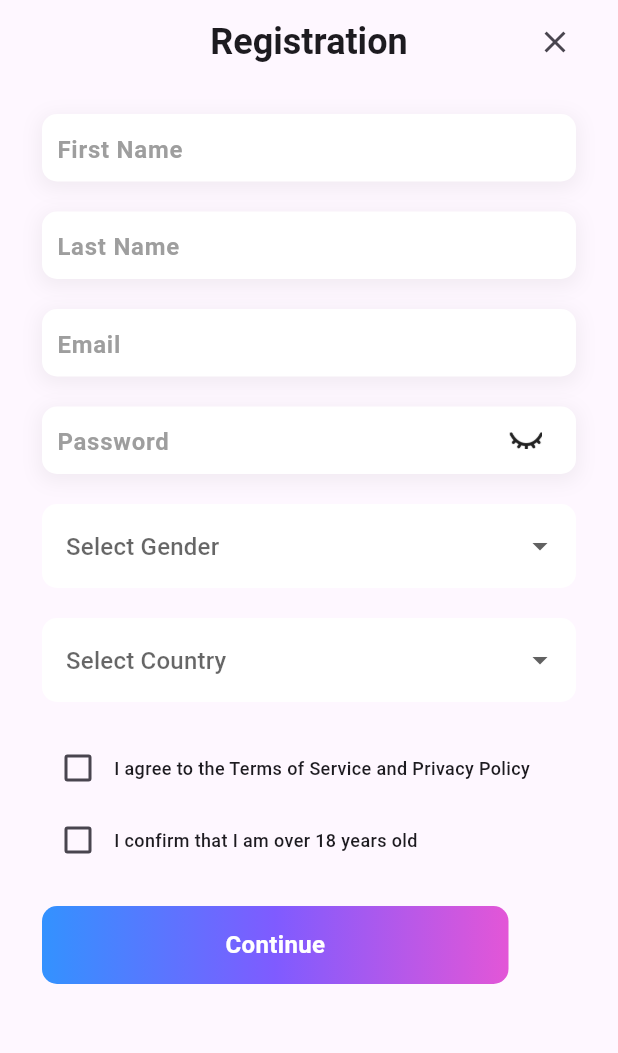
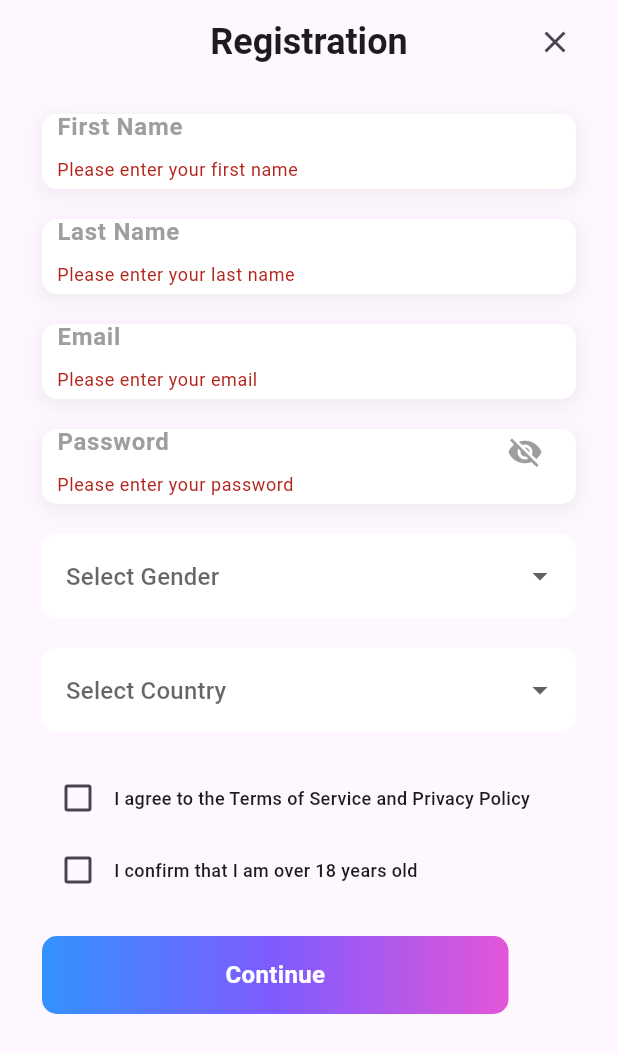
Before and after one commit to aroobaasif001/live_app, a Flutter app: the RegistrationScreen screen opened directly, after a tap on "Continue", on a phone screen of 412 x 824 dp. Shown: the top 1053 px of the screen. Run offline on Flutter 3.47's test engine with Material 3 defaults, Android fonts, the phone set to English and light mode, and no system bars; our stand-ins replace cloud_firestore, firebase_auth, firebase_core, get, google_fonts, simple_gradient_text; accounts and stored records are empty; Roboto replaces fonts that are missing (Montserrat Alternates, SFProRounded).

Commit message:
registration is done

```diff
--- a/lib/custom_widgets/custom_textfield.dart
+++ b/lib/custom_widgets/custom_textfield.dart
@@ -1,21 +1,37 @@
 import 'package:flutter/material.dart';
 
-class CustomTextField extends StatelessWidget {
+class CustomTextField extends StatefulWidget {
   final String hintText;
-  final Widget? suffixIcon;
-  final bool obscureText;
+  final TextEditingController? controller;
+  final bool isPassword;
+  final String? Function(String?)? validator;
 
   const CustomTextField({
     super.key,
     required this.hintText,
-    this.suffixIcon, this.obscureText = false,
+    this.controller,
+    this.isPassword = false,
+    this.validator,
   });
+
+  @override
+  _CustomTextFieldState createState() => _CustomTextFieldState();
+}
+
+class _CustomTextFieldState extends State<CustomTextField> {
+  bool _obscureText = true;
+
+  @override
+  void initState() {
+    super.initState();
+    _obscureText = widget.isPassword;
+  }
 
   @override
   Widget build(BuildContext context) {
     return Container(
-      height: 45,
-      padding: EdgeInsets.symmetric(horizontal: 10,vertical: 5),
+      height: 50,
+      padding: const EdgeInsets.symmetric(horizontal: 10, vertical: 5),
       decoration: BoxDecoration(
         color: Colors.white,
         borderRadius: BorderRadius.circular(10), // ✅ Rounded edges
@@ -29,16 +45,30 @@ class CustomTextField extends StatelessWidget {
         ],
       ),
       child: TextFormField(
-        obscureText: obscureText,
+        controller: widget.controller,
+        obscureText: _obscureText,
+        validator: widget.validator,
         decoration: InputDecoration(
           border: InputBorder.none, // ✅ No visible borders
-          hintText: hintText,
+          hintText: widget.hintText,
           hintStyle: const TextStyle(
             fontWeight: FontWeight.bold,
             color: Colors.grey, // ✅ Matches label color
             fontSize: 16,
           ),
-          suffixIcon: suffixIcon,
+          suffixIcon: widget.isPassword
+              ? IconButton(
+            icon: Icon(
+              _obscureText ? Icons.visibility_off : Icons.visibility,
+              color: Colors.grey,
+            ),
+            onPressed: () {
+              setState(() {
+                _obscureText = !_obscureText; // ✅ Toggle visibility
+              });
+            },
+          )
+              : null, // ✅ No suffix icon for non-password fields
         ),
       ),
     );
--- a/lib/entities/registration_entity.dart
+++ b/lib/entities/registration_entity.dart
@@ -27,7 +27,7 @@ class RegistrationEntity {
 
   static CollectionReference<RegistrationEntity> collection() {
     return FirebaseFirestore.instance
-        .collection('RegistrationEntity')
+        .collection('UserEntity')
         .withConverter<RegistrationEntity>(
           fromFirestore: (snapshot, options) =>
               RegistrationEntity.fromJson(snapshot.data()!),
@@ -37,7 +37,7 @@ class RegistrationEntity {
 
   static DocumentReference<RegistrationEntity> doc({required String userId}) {
     return FirebaseFirestore.instance
-        .doc('RegistrationEntity/$userId')
+        .doc('UserEntity/$userId')
         .withConverter<RegistrationEntity>(
           fromFirestore: (snapshot, options) =>
               RegistrationEntity.fromJson(snapshot.data()!),
--- a/lib/view/auth/registration_screen.dart
+++ b/lib/view/auth/registration_screen.dart
@@ -1,13 +1,74 @@
+import 'package:firebase_auth/firebase_auth.dart';
 import 'package:flutter/material.dart';
 import 'package:get/get.dart';
-import 'package:live_app/custom_widgets/custom_container.dart';
 import 'package:live_app/custom_widgets/custom_gradient_button.dart';
 import 'package:live_app/custom_widgets/custom_text.dart';
 import 'package:live_app/custom_widgets/custom_textfield.dart';
-import 'package:live_app/utils/icons_path.dart';
+import 'package:live_app/entities/registration_entity.dart';
 
-class RegistrationScreen extends StatelessWidget {
+
+class RegistrationScreen extends StatefulWidget {
   const RegistrationScreen({super.key});
+
+  @override
+  State<RegistrationScreen> createState() => _RegistrationScreenState();
+}
+
+class _RegistrationScreenState extends State<RegistrationScreen> {
+  final _formKey = GlobalKey<FormState>();
+
+  final TextEditingController _firstNameController = TextEditingController();
+  final TextEditingController _lastNameController = TextEditingController();
+  final TextEditingController _emailController = TextEditingController();
+  final TextEditingController _passwordController = TextEditingController();
+
+  String? country;
+  String? gender;
+  bool isAgreedToTerms = false;
+  bool isAbove18 = false;
+
+  void _registerUser() async {
+    if (!_formKey.currentState!.validate()) return;
+
+    if (!isAgreedToTerms || !isAbove18) {
+      Get.snackbar("Error", "You must accept the terms and confirm your age.");
+      return;
+    }
+
+    try {
+      UserCredential userCredential =
+      await FirebaseAuth.instance.createUserWithEmailAndPassword(
+        email: _emailController.text.trim(),
+        password: _passwordController.text.trim(),
+      );
+
+      String docId = userCredential.user!.uid;
+      RegistrationEntity registrationEntity = RegistrationEntity(
+        regId: docId,
+        country: country,
+        gender: gender,
+        email: _emailController.text.trim(),
+        firstName: _firstNameController.text.trim(),
+        lastName: _lastNameController.text.trim(),
+      );
+
+      await RegistrationEntity.doc(userId: docId).set(registrationEntity);
+
+      Get.snackbar("Success", "Registration completed successfully!");
+      setState(() {
+        _firstNameController.clear();
+        _lastNameController.clear();
+        _emailController.clear();
+        _passwordController.clear();
+        country = null;
+        gender = null;
+        isAgreedToTerms = false;
+        isAbove18 = false;
+      });
+    } catch (e) {
+      Get.snackbar("Error", e.toString());
+    }
+  }
 
   @override
   Widget build(BuildContext context) {
@@ -36,39 +97,74 @@ class RegistrationScreen extends StatelessWidget {
       body: SafeArea(
         child: Padding(
           padding: const EdgeInsets.symmetric(horizontal: 28),
+          child: Form(
+            key: _formKey,
             child: Column(
               crossAxisAlignment: CrossAxisAlignment.start,
               children: [
                 SizedBox(height: 20),
-              // Name field
-              CustomTextField(hintText: 'First Name'),
+                CustomTextField(
+                  hintText: 'First Name',
+                  controller: _firstNameController,
+                  validator: (value) {
+                    if (value == null || value.isEmpty) {
+                      return 'Please enter your first name';
+                    }
+                    return null;
+                  },
+                ),
                 SizedBox(height: 20),
-              // Last Name field
-              CustomTextField(hintText: 'Last Name'),
+                CustomTextField(
+                  hintText: 'Last Name',
+                  controller: _lastNameController,
+                  validator: (value) {
+                    if (value == null || value.isEmpty) {
+                      return 'Please enter your last name';
+                    }
+                    return null;
+                  },
+                ),
                 SizedBox(height: 20),
-              // Email field
-              CustomTextField(hintText: 'Email'),
+                CustomTextField(
+                  hintText: 'Email',
+                  controller: _emailController,
+                  validator: (value) {
+                    if (value == null || value.isEmpty) {
+                      return 'Please enter your email';
+                    }
+                    if (!RegExp(r"^[a-zA-Z0-9_.+-]+@[a-zA-Z0-9-]+\.[a-zA-Z0-9-.]+$")
+                        .hasMatch(value)) {
+                      return 'Enter a valid email';
+                    }
+                    return null;
+                  },
+                ),
                 SizedBox(height: 20),
-              // Password field
                 CustomTextField(
                   hintText: 'Password',
-                suffixIcon: CustomContainer(
-                  height: 18,
-                  width: 18,
-                  image: DecorationImage(image: AssetImage(eyeCloseIcon),scale: 3),
-                ),
+                  controller: _passwordController,
+                  isPassword: true, // ✅ Enables visibility toggle
+                  validator: (value) {
+                    if (value == null || value.isEmpty) {
+                      return 'Please enter your password';
+                    }
+                    if (value.length < 6) {
+                      return 'Password must be at least 6 characters';
+                    }
+                    return null;
+                  },
                 ),
                 SizedBox(height: 20),
-              // Gender dropdown
                 DropdownButtonFormField<String>(
+                  value: gender,
                   decoration: InputDecoration(
                     hintText: "Select Gender",
                     border: OutlineInputBorder(
                       borderRadius: BorderRadius.circular(10),
-                    borderSide: BorderSide.none
+                      borderSide: BorderSide.none,
                     ),
                     fillColor: Colors.white,
-                  filled: true
+                    filled: true,
                   ),
                   items: ['Male', 'Female', 'Other']
                       .map((gender) => DropdownMenuItem(
@@ -76,34 +172,47 @@ class RegistrationScreen extends StatelessWidget {
                     child: Text(gender),
                   ))
                       .toList(),
-                onChanged: (value) {},
+                  onChanged: (value) {
+                    setState(() {
+                      gender = value;
+                    });
+                  },
                 ),
                 SizedBox(height: 20),
-              // Country dropdown
                 DropdownButtonFormField<String>(
+                  value: country,
                   decoration: InputDecoration(
                     hintText: "Select Country",
                     border: OutlineInputBorder(
                       borderRadius: BorderRadius.circular(10),
-                      borderSide: BorderSide.none
+                      borderSide: BorderSide.none,
                     ),
                     fillColor: Colors.white,
-                    filled: true
+                    filled: true,
                   ),
-
                   items: ['Russia', 'USA', 'India']
                       .map((country) => DropdownMenuItem(
                     value: country,
                     child: Text(country),
                   ))
                       .toList(),
-                onChanged: (value) {},
+                  onChanged: (value) {
+                    setState(() {
+                      country = value;
+                    });
+                  },
                 ),
                 SizedBox(height: 20),
-              // Terms and conditions
                 Row(
                   children: [
-                  Checkbox(value: false, onChanged: (value) {}),
+                    Checkbox(
+                      value: isAgreedToTerms,
+                      onChanged: (value) {
+                        setState(() {
+                          isAgreedToTerms = value!;
+                        });
+                      },
+                    ),
                     Expanded(
                       child: CustomText(
                         text:
@@ -115,7 +224,14 @@ class RegistrationScreen extends StatelessWidget {
                 ),
                 Row(
                   children: [
-                  Checkbox(value: false, onChanged: (value) {}),
+                    Checkbox(
+                      value: isAbove18,
+                      onChanged: (value) {
+                        setState(() {
+                          isAbove18 = value!;
+                        });
+                      },
+                    ),
                     Expanded(
                       child: CustomText(
                         text: 'I confirm that I am over 18 years old',
@@ -125,14 +241,12 @@ class RegistrationScreen extends StatelessWidget {
                   ],
                 ),
                 SizedBox(height: 20),
-              // Continue button
                 CustomGradientButton(
                   text: 'Continue',
-                onPressed: () {
-                  // Continue action
-                },
+                  onPressed: _registerUser,
                 ),
               ],
+            ),
           ),
         ),
       ),
```
Also changed, not shown: lib/main.dart (+9 -1 lines), lib/view/auth/login_screen.dart (+32 -9 lines), firebase.json (added), lib/firebase_options.dart (added), 3 other files. Lines whose indentation alone changed are shown as unchanged.
